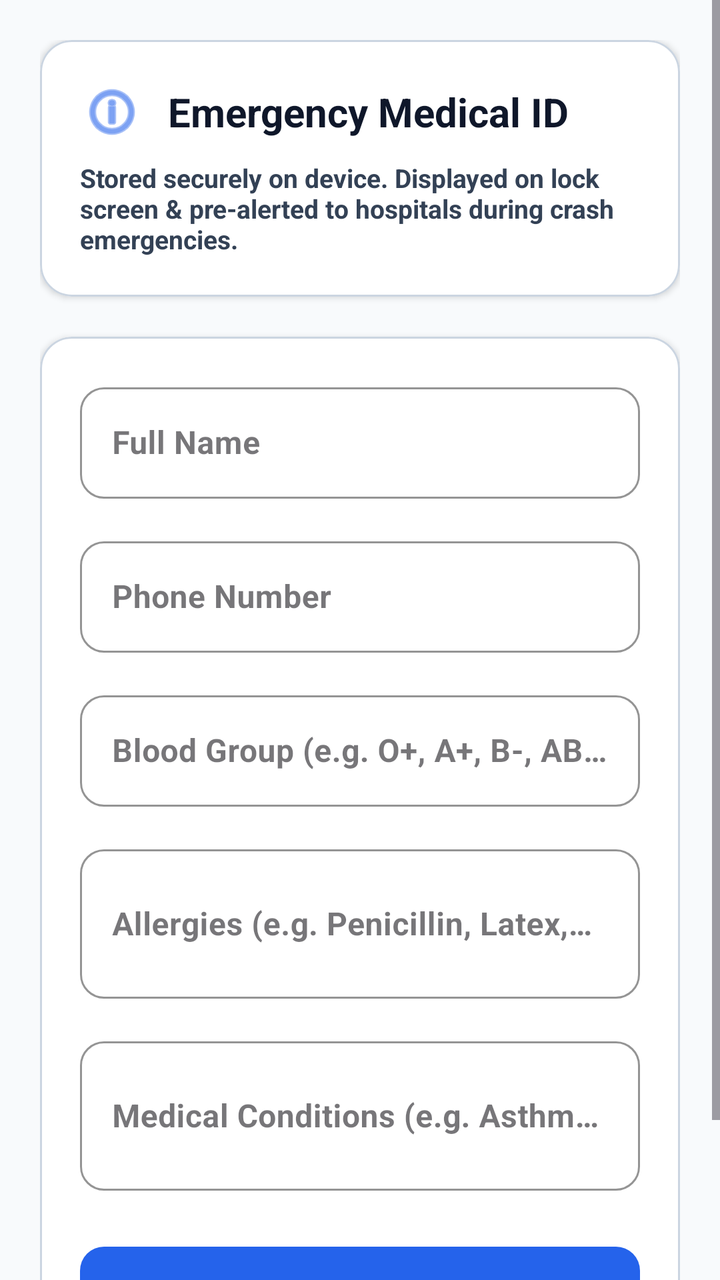
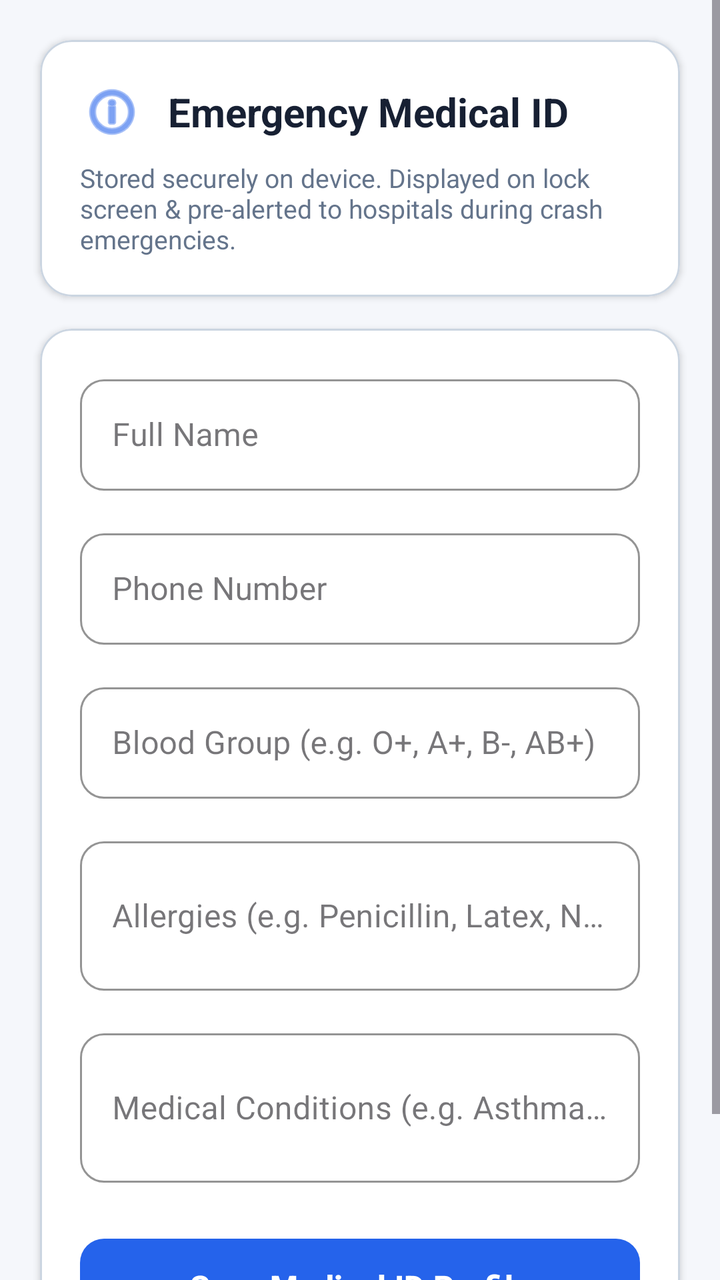

Before-and-after screenshots of an Android layout around one commit, followed by the original layout XML and the change that was made.
<!-- AndroidManifest.xml: application theme Theme.Pbl -->
<!-- res/layout/fragment_medical_id.xml -->
<?xml version="1.0" encoding="utf-8"?>
<ScrollView xmlns:android="http://schemas.android.com/apk/res/android"
    xmlns:app="http://schemas.android.com/apk/res-auto"
    android:layout_width="match_parent"
    android:layout_height="match_parent"
    android:fillViewport="true"
    android:background="#F8FAFC">

    <LinearLayout
        android:layout_width="match_parent"
        android:layout_height="wrap_content"
        android:orientation="vertical"
        android:padding="20dp">

        
        <com.google.android.material.card.MaterialCardView
            android:layout_width="match_parent"
            android:layout_height="wrap_content"
            app:cardCornerRadius="16dp"
            app:cardElevation="2dp"
            app:cardBackgroundColor="#FFFFFF"
            app:strokeWidth="1dp"
            app:strokeColor="#CBD5E1"
            android:layout_marginBottom="20dp">

            <LinearLayout
                android:layout_width="match_parent"
                android:layout_height="wrap_content"
                android:orientation="vertical"
                android:padding="20dp">

                <LinearLayout
                    android:layout_width="match_parent"
                    android:layout_height="wrap_content"
                    android:orientation="horizontal"
                    android:gravity="center_vertical">

                    <ImageView
                        android:layout_width="32dp"
                        android:layout_height="32dp"
                        android:src="@android:drawable/ic_menu_info_details"
                        app:tint="#2563EB"
                        android:layout_marginEnd="12dp"
                        android:contentDescription="Medical Icon" />

                    <TextView
                        android:layout_width="wrap_content"
                        android:layout_height="wrap_content"
                        android:text="Emergency Medical ID"
                        android:textColor="#0F172A"
                        android:textSize="20sp"
                        android:textStyle="bold" />
                </LinearLayout>

                <TextView
                    android:layout_width="wrap_content"
                    android:layout_height="wrap_content"
                    android:layout_marginTop="8dp"
                    android:text="Stored securely on device. Displayed on lock screen &amp; pre-alerted to hospitals during crash emergencies."
                    android:textColor="#334155"
                    android:textSize="13sp"
                    android:textStyle="bold" />
            </LinearLayout>
        </com.google.android.material.card.MaterialCardView>

        
        <com.google.android.material.card.MaterialCardView
            android:layout_width="match_parent"
            android:layout_height="wrap_content"
            app:cardCornerRadius="16dp"
            app:cardElevation="2dp"
            app:cardBackgroundColor="#FFFFFF"
            app:strokeWidth="1dp"
            app:strokeColor="#CBD5E1"
            android:layout_marginBottom="16dp">

            <LinearLayout
                android:layout_width="match_parent"
                android:layout_height="wrap_content"
                android:orientation="vertical"
                android:padding="20dp">

                <com.google.android.material.textfield.TextInputLayout
                    android:layout_width="match_parent"
                    android:layout_height="wrap_content"
                    android:hint="Full Name"
                    style="@style/Widget.MaterialComponents.TextInputLayout.OutlinedBox"
                    app:boxCornerRadiusTopStart="12dp"
                    app:boxCornerRadiusTopEnd="12dp"
                    app:boxCornerRadiusBottomStart="12dp"
                    app:boxCornerRadiusBottomEnd="12dp"
                    app:boxStrokeColor="#2563EB"
                    app:hintTextColor="#2563EB"
                    android:layout_marginBottom="16dp">

                    <com.google.android.material.textfield.TextInputEditText
                        android:id="@+id/et_name"
                        android:layout_width="match_parent"
                        android:layout_height="wrap_content"
                        android:textColor="#000000"
                        android:textColorHint="#475569"
                        android:textSize="16sp"
                        android:textStyle="bold"
                        android:inputType="textPersonName" />
                </com.google.android.material.textfield.TextInputLayout>

                <com.google.android.material.textfield.TextInputLayout
                    android:layout_width="match_parent"
                    android:layout_height="wrap_content"
                    android:hint="Phone Number"
                    style="@style/Widget.MaterialComponents.TextInputLayout.OutlinedBox"
                    app:boxCornerRadiusTopStart="12dp"
                    app:boxCornerRadiusTopEnd="12dp"
                    app:boxCornerRadiusBottomStart="12dp"
                    app:boxCornerRadiusBottomEnd="12dp"
                    app:boxStrokeColor="#2563EB"
                    app:hintTextColor="#2563EB"
                    android:layout_marginBottom="16dp">

                    <com.google.android.material.textfield.TextInputEditText
                        android:id="@+id/et_phone"
                        android:layout_width="match_parent"
                        android:layout_height="wrap_content"
                        android:textColor="#000000"
                        android:textColorHint="#475569"
                        android:textSize="16sp"
                        android:textStyle="bold"
                        android:inputType="phone" />
                </com.google.android.material.textfield.TextInputLayout>

                <com.google.android.material.textfield.TextInputLayout
                    android:layout_width="match_parent"
                    android:layout_height="wrap_content"
                    android:hint="Blood Group (e.g. O+, A+, B-, AB+)"
                    style="@style/Widget.MaterialComponents.TextInputLayout.OutlinedBox"
                    app:boxCornerRadiusTopStart="12dp"
                    app:boxCornerRadiusTopEnd="12dp"
                    app:boxCornerRadiusBottomStart="12dp"
                    app:boxCornerRadiusBottomEnd="12dp"
                    app:boxStrokeColor="#2563EB"
                    app:hintTextColor="#2563EB"
                    android:layout_marginBottom="16dp">

                    <com.google.android.material.textfield.TextInputEditText
                        android:id="@+id/et_blood_group"
                        android:layout_width="match_parent"
                        android:layout_height="wrap_content"
                        android:textColor="#000000"
                        android:textColorHint="#475569"
                        android:textSize="16sp"
                        android:textStyle="bold"
                        android:inputType="textCapCharacters" />
                </com.google.android.material.textfield.TextInputLayout>

                <com.google.android.material.textfield.TextInputLayout
                    android:layout_width="match_parent"
                    android:layout_height="wrap_content"
                    android:hint="Allergies (e.g. Penicillin, Latex, None)"
                    style="@style/Widget.MaterialComponents.TextInputLayout.OutlinedBox"
                    app:boxCornerRadiusTopStart="12dp"
                    app:boxCornerRadiusTopEnd="12dp"
                    app:boxCornerRadiusBottomStart="12dp"
                    app:boxCornerRadiusBottomEnd="12dp"
                    app:boxStrokeColor="#2563EB"
                    app:hintTextColor="#2563EB"
                    android:layout_marginBottom="16dp">

                    <com.google.android.material.textfield.TextInputEditText
                        android:id="@+id/et_allergies"
                        android:layout_width="match_parent"
                        android:layout_height="wrap_content"
                        android:textColor="#000000"
                        android:textColorHint="#475569"
                        android:textSize="16sp"
                        android:textStyle="bold"
                        android:inputType="textMultiLine"
                        android:minLines="2" />
                </com.google.android.material.textfield.TextInputLayout>

                <com.google.android.material.textfield.TextInputLayout
                    android:layout_width="match_parent"
                    android:layout_height="wrap_content"
                    android:hint="Medical Conditions (e.g. Asthma, Diabetes, Heart)"
                    style="@style/Widget.MaterialComponents.TextInputLayout.OutlinedBox"
                    app:boxCornerRadiusTopStart="12dp"
                    app:boxCornerRadiusTopEnd="12dp"
                    app:boxCornerRadiusBottomStart="12dp"
                    app:boxCornerRadiusBottomEnd="12dp"
                    app:boxStrokeColor="#2563EB"
                    app:hintTextColor="#2563EB"
                    android:layout_marginBottom="24dp">

                    <com.google.android.material.textfield.TextInputEditText
                        android:id="@+id/et_conditions"
                        android:layout_width="match_parent"
                        android:layout_height="wrap_content"
                        android:textColor="#000000"
                        android:textColorHint="#475569"
                        android:textSize="16sp"
                        android:textStyle="bold"
                        android:inputType="textMultiLine"
                        android:minLines="2" />
                </com.google.android.material.textfield.TextInputLayout>

                <com.google.android.material.button.MaterialButton
                    android:id="@+id/btn_save_medical_id"
                    android:layout_width="match_parent"
                    android:layout_height="56dp"
                    android:text="Save Medical ID Profile"
                    android:textSize="15sp"
                    android:textStyle="bold"
                    app:cornerRadius="12dp"
                    app:backgroundTint="#2563EB"
                    android:textColor="#FFFFFF" />

            </LinearLayout>
        </com.google.android.material.card.MaterialCardView>

    </LinearLayout>
</ScrollView>
<!-- resources referenced by this layout -->
<resources>
  <style name="Theme.Pbl" parent="Base.Theme.Pbl" />
  <style name="Base.Theme.Pbl" parent="Theme.Material3.DayNight.NoActionBar">
          
          
      </style>
</resources>

<!-- the commit's change to res/layout/fragment_medical_id.xml (unified diff, before → after) -->
@@ -4,13 +4,15 @@
     android:layout_width="match_parent"
     android:layout_height="match_parent"
     android:fillViewport="true"
-    android:background="#F8FAFC">
+    android:background="@color/screen_background">
 
     <LinearLayout
         android:layout_width="match_parent"
         android:layout_height="wrap_content"
         android:orientation="vertical"
-        android:padding="20dp">
+        android:padding="20dp"
+        android:clipToPadding="false"
+        android:paddingBottom="120dp">
 
         
         <com.google.android.material.card.MaterialCardView
@@ -18,10 +20,10 @@
             android:layout_height="wrap_content"
             app:cardCornerRadius="16dp"
             app:cardElevation="2dp"
-            app:cardBackgroundColor="#FFFFFF"
+            app:cardBackgroundColor="@color/white"
             app:strokeWidth="1dp"
-            app:strokeColor="#CBD5E1"
-            android:layout_marginBottom="20dp">
+            app:strokeColor="@color/input_border"
+            android:layout_marginBottom="16dp">
 
             <LinearLayout
                 android:layout_width="match_parent"
@@ -39,7 +41,7 @@
                         android:layout_width="32dp"
                         android:layout_height="32dp"
                         android:src="@android:drawable/ic_menu_info_details"
-                        app:tint="#2563EB"
+                        app:tint="@color/primary_accent"
                         android:layout_marginEnd="12dp"
                         android:contentDescription="Medical Icon" />
 
@@ -47,7 +49,7 @@
                         android:layout_width="wrap_content"
                         android:layout_height="wrap_content"
                         android:text="Emergency Medical ID"
-                        android:textColor="#0F172A"
+                        android:textColor="@color/primary_text"
                         android:textSize="20sp"
                         android:textStyle="bold" />
                 </LinearLayout>
@@ -57,9 +59,8 @@
                     android:layout_height="wrap_content"
                     android:layout_marginTop="8dp"
                     android:text="Stored securely on device. Displayed on lock screen &amp; pre-alerted to hospitals during crash emergencies."
-                    android:textColor="#334155"
-                    android:textSize="13sp"
-                    android:textStyle="bold" />
+                    android:textColor="@color/secondary_text"
+                    android:textSize="13sp" />
             </LinearLayout>
         </com.google.android.material.card.MaterialCardView>
 
@@ -69,10 +70,10 @@
             android:layout_height="wrap_content"
             app:cardCornerRadius="16dp"
             app:cardElevation="2dp"
-            app:cardBackgroundColor="#FFFFFF"
+            app:cardBackgroundColor="@color/white"
             app:strokeWidth="1dp"
-            app:strokeColor="#CBD5E1"
-            android:layout_marginBottom="16dp">
+            app:strokeColor="@color/input_border"
+            android:layout_marginBottom="24dp">
 
             <LinearLayout
                 android:layout_width="match_parent"
@@ -89,18 +90,17 @@
                     app:boxCornerRadiusTopEnd="12dp"
                     app:boxCornerRadiusBottomStart="12dp"
                     app:boxCornerRadiusBottomEnd="12dp"
-                    app:boxStrokeColor="#2563EB"
-                    app:hintTextColor="#2563EB"
+                    app:boxStrokeColor="@color/primary_accent"
+                    app:hintTextColor="@color/primary_accent"
                     android:layout_marginBottom="16dp">
 
                     <com.google.android.material.textfield.TextInputEditText
                         android:id="@+id/et_name"
                         android:layout_width="match_parent"
                         android:layout_height="wrap_content"
-                        android:textColor="#000000"
-                        android:textColorHint="#475569"
-                        android:textSize="16sp"
-                        android:textStyle="bold"
+                        android:textColor="@color/primary_text"
+                        android:textColorHint="@color/input_hints"
+                        android:textSize="16sp"
                         android:inputType="textPersonName" />
                 </com.google.android.material.textfield.TextInputLayout>
 
@@ -113,18 +113,17 @@
                     app:boxCornerRadiusTopEnd="12dp"
                     app:boxCornerRadiusBottomStart="12dp"
                     app:boxCornerRadiusBottomEnd="12dp"
-                    app:boxStrokeColor="#2563EB"
-                    app:hintTextColor="#2563EB"
+                    app:boxStrokeColor="@color/primary_accent"
+                    app:hintTextColor="@color/primary_accent"
                     android:layout_marginBottom="16dp">
 
                     <com.google.android.material.textfield.TextInputEditText
                         android:id="@+id/et_phone"
                         android:layout_width="match_parent"
                         android:layout_height="wrap_content"
-                        android:textColor="#000000"
-                        android:textColorHint="#475569"
-                        android:textSize="16sp"
-                        android:textStyle="bold"
+                        android:textColor="@color/primary_text"
+                        android:textColorHint="@color/input_hints"
+                        android:textSize="16sp"
                         android:inputType="phone" />
                 </com.google.android.material.textfield.TextInputLayout>
 
@@ -137,18 +136,17 @@
                     app:boxCornerRadiusTopEnd="12dp"
                     app:boxCornerRadiusBottomStart="12dp"
                     app:boxCornerRadiusBottomEnd="12dp"
-                    app:boxStrokeColor="#2563EB"
-                    app:hintTextColor="#2563EB"
+                    app:boxStrokeColor="@color/primary_accent"
+                    app:hintTextColor="@color/primary_accent"
                     android:layout_marginBottom="16dp">
 
                     <com.google.android.material.textfield.TextInputEditText
                         android:id="@+id/et_blood_group"
                         android:layout_width="match_parent"
                         android:layout_height="wrap_content"
-                        android:textColor="#000000"
-                        android:textColorHint="#475569"
-                        android:textSize="16sp"
-                        android:textStyle="bold"
+                        android:textColor="@color/primary_text"
+                        android:textColorHint="@color/input_hints"
+                        android:textSize="16sp"
                         android:inputType="textCapCharacters" />
                 </com.google.android.material.textfield.TextInputLayout>
 
@@ -161,18 +159,17 @@
                     app:boxCornerRadiusTopEnd="12dp"
                     app:boxCornerRadiusBottomStart="12dp"
                     app:boxCornerRadiusBottomEnd="12dp"
-                    app:boxStrokeColor="#2563EB"
-                    app:hintTextColor="#2563EB"
+                    app:boxStrokeColor="@color/primary_accent"
+                    app:hintTextColor="@color/primary_accent"
                     android:layout_marginBottom="16dp">
 
                     <com.google.android.material.textfield.TextInputEditText
                         android:id="@+id/et_allergies"
                         android:layout_width="match_parent"
                         android:layout_height="wrap_content"
-                        android:textColor="#000000"
-                        android:textColorHint="#475569"
-                        android:textSize="16sp"
-                        android:textStyle="bold"
+                        android:textColor="@color/primary_text"
+                        android:textColorHint="@color/input_hints"
+                        android:textSize="16sp"
                         android:inputType="textMultiLine"
                         android:minLines="2" />
                 </com.google.android.material.textfield.TextInputLayout>
@@ -186,18 +183,17 @@
                     app:boxCornerRadiusTopEnd="12dp"
                     app:boxCornerRadiusBottomStart="12dp"
                     app:boxCornerRadiusBottomEnd="12dp"
-                    app:boxStrokeColor="#2563EB"
-                    app:hintTextColor="#2563EB"
+                    app:boxStrokeColor="@color/primary_accent"
+                    app:hintTextColor="@color/primary_accent"
                     android:layout_marginBottom="24dp">
 
                     <com.google.android.material.textfield.TextInputEditText
                         android:id="@+id/et_conditions"
                         android:layout_width="match_parent"
                         android:layout_height="wrap_content"
-                        android:textColor="#000000"
-                        android:textColorHint="#475569"
-                        android:textSize="16sp"
-                        android:textStyle="bold"
+                        android:textColor="@color/primary_text"
+                        android:textColorHint="@color/input_hints"
+                        android:textSize="16sp"
                         android:inputType="textMultiLine"
                         android:minLines="2" />
                 </com.google.android.material.textfield.TextInputLayout>
@@ -207,11 +203,11 @@
                     android:layout_width="match_parent"
                     android:layout_height="56dp"
                     android:text="Save Medical ID Profile"
-                    android:textSize="15sp"
+                    android:textSize="16sp"
                     android:textStyle="bold"
                     app:cornerRadius="12dp"
-                    app:backgroundTint="#2563EB"
-                    android:textColor="#FFFFFF" />
+                    app:backgroundTint="@color/primary_accent"
+                    android:textColor="@color/white" />
 
             </LinearLayout>
         </com.google.android.material.card.MaterialCardView>
<!-- resource entries referenced after the edit -->
@@ -1,9 +1,18 @@
 <!-- resources referenced by this layout -->
 <resources>
+  <color name="input_border">#CBD5E1</color>
+  <color name="input_hints">#94A3B8</color>
+  <color name="primary_accent">#2563EB</color>
+  <color name="primary_text">#172033</color>
+  <color name="screen_background">#F5F7FB</color>
+  <color name="secondary_text">#64748B</color>
+  <color name="white">#FFFFFFFF</color>
   <style name="Theme.Pbl" parent="Base.Theme.Pbl" />
   <style name="Base.Theme.Pbl" parent="Theme.Material3.DayNight.NoActionBar">
-          
-          
+          <item name="colorPrimary">@color/primary_accent</item>
+          <item name="colorError">@color/emergency_accent</item>
+          <item name="android:windowBackground">@color/screen_background</item>
       </style>
+  <color name="emergency_accent">#DC2626</color>
 </resources>
 
